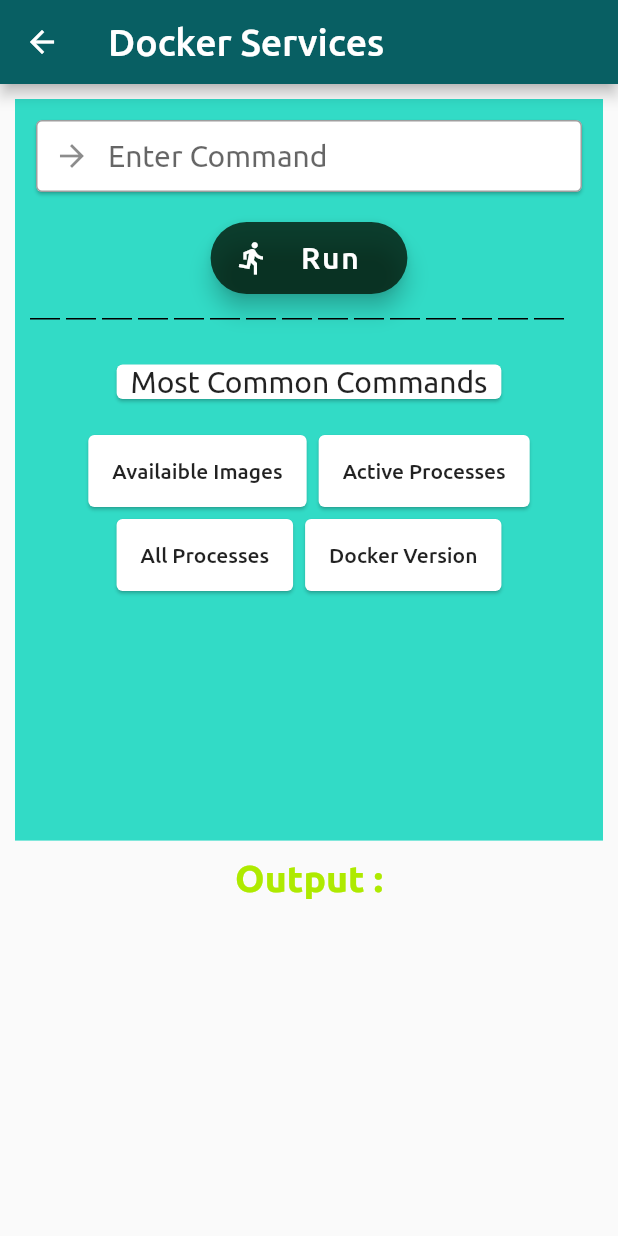
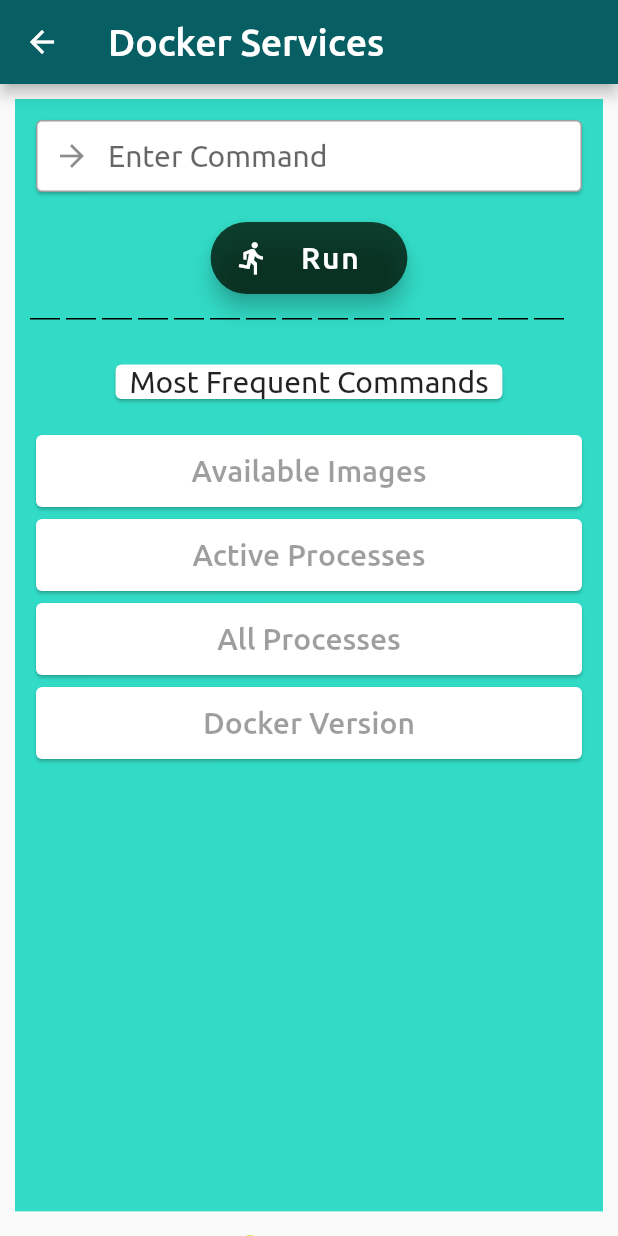
Before and after one commit to cptn3m0grv/remocker, a Flutter app: the DockerHome screen opened by its route, on a phone screen of 412 x 824 dp. Run offline on Flutter 3.47's test engine with Material 2 defaults, Android fonts, the light colour scheme and no system bars; drawn by our look-alikes of dotted_line; project files that could hold a hidden picture were left out.

Commit message:
UI change

```diff
--- a/lib/userInterface/dockerPage.dart
+++ b/lib/userInterface/dockerPage.dart
@@ -47,7 +47,7 @@
               margin: EdgeInsets.all(10),
               padding: EdgeInsets.all(10),
               width: MediaQuery.of(context).size.width,
-              height: MediaQuery.of(context).size.height * 0.6,
+              height: MediaQuery.of(context).size.height * 0.9,
               color: Color(0xff32dbc6),
               child: Column(
                 children: [
@@ -101,7 +101,7 @@
                   ),
                   Card(
                     child: Text(
-                      "  Most Common Commands  ",
+                      "  Most Frequent Commands  ",
                       style: TextStyle(
                         fontSize: 20,
                         fontFamily: 'Ubuntu',
@@ -112,71 +112,65 @@
                   Column(
                     crossAxisAlignment: CrossAxisAlignment.center,
                     children: [
-                      Row(
-                        mainAxisAlignment: MainAxisAlignment.center,
-                        children: [
                       Card(
+                        child: Container(
+                          width: MediaQuery.of(context).size.width,
                           child: FlatButton(
-                              onPressed: () {
-                                getOutput("images");
-                              },
+                            onPressed: null,
                             child: Text(
-                                "Availaible Images",
+                              "Available Images",
                               style: TextStyle(
+                                fontSize: 20,
                                 fontFamily: 'Ubuntu',
-                                  fontSize: 14,
+                              ),
                             ),
                           ),
                         ),
                       ),
                       Card(
+                        child: Container(
+                          width: MediaQuery.of(context).size.width,
                           child: FlatButton(
-                              onPressed: () {
-                                getOutput("ps");
-                              },
+                            onPressed: null,
                             child: Text(
                               "Active Processes",
                               style: TextStyle(
                                 fontFamily: 'Ubuntu',
-                                  fontSize: 14,
+                                fontSize: 20,
                               ),
-                              )
-                            ),
-                          ),
-                        ],
-                      ),
-                      Row(
-                        mainAxisAlignment: MainAxisAlignment.center,
-                        children: [
-                          Card(
-                            child: FlatButton(
-                              onPressed: () {
-                                getOutput("ps -a");
-                              },
-                              child: Text(
-                                "All Processes",
-                                style: TextStyle(
-                                  fontFamily: 'Ubuntu',
-                                  fontSize: 14,
                             ),
                           ),
                         ),
                       ),
                       Card(
+                        child: Container(
+                          width: MediaQuery.of(context).size.width,
                           child: FlatButton(
-                              onPressed: () {
-                                getOutput("--version");
-                              },
+                            onPressed: null,
+                            child: Text(
+                              "All Processes",
+                              style: TextStyle(
+                                fontFamily: 'Ubuntu',
+                                fontSize: 20,
+                              ),
+                            ),
+                          ),
+                        ),
+                      ),
+                      Card(
+                        child: Container(
+                          width: MediaQuery.of(context).size.width,
+                          child: FlatButton(
+                            onPressed: null,
                             child: Text(
                               "Docker Version",
                               style: TextStyle(
                                 fontFamily: 'Ubuntu',
-                                  fontSize: 14,
+                                fontSize: 20,
                               ),
                             ),
                           ),
                         ),
-                        ],
                       ),
                     ],
                   ),
```
Lines whose indentation alone changed are shown as unchanged.
